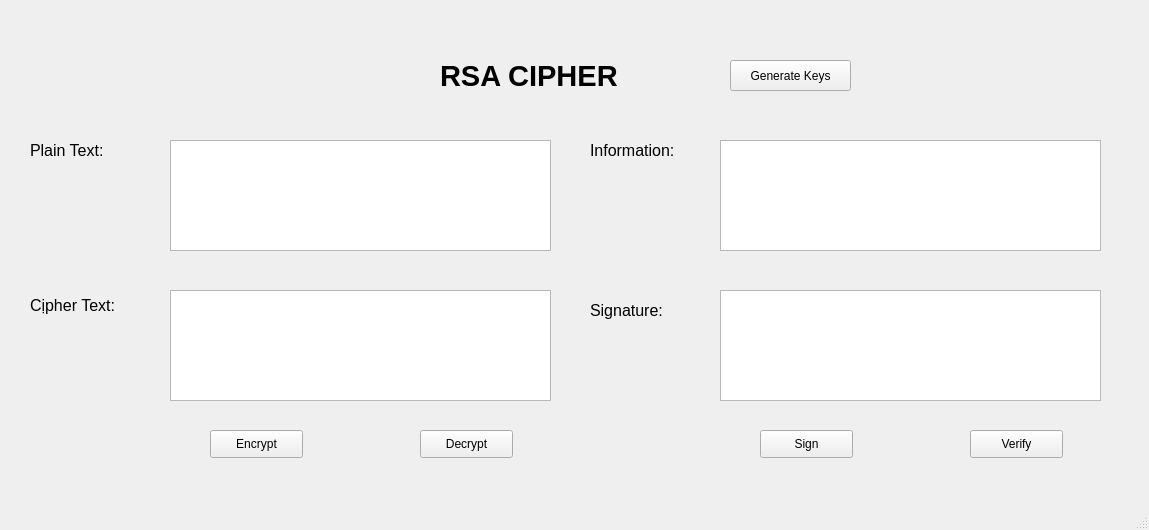
Before: the Qt Designer form lab-03/ui/rsa.ui in namnguyen1872004/bmtt-nc-hutech-2280602010, drawn with Qt 5.
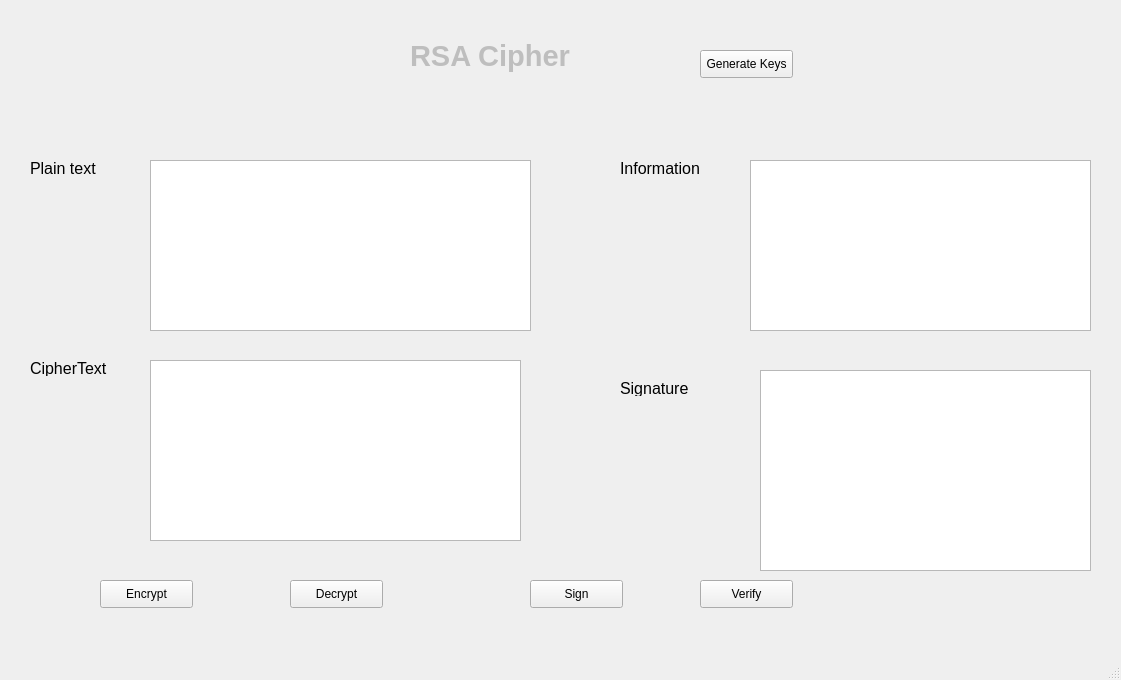
After: the same form once the commit is applied.

What changed in the file:
```diff
--- a/lab-03/ui/rsa.ui
+++ b/lab-03/ui/rsa.ui
@@ -6,8 +6,8 @@
    <rect>
     <x>0</x>
     <y>0</y>
-    <width>1149</width>
-    <height>530</height>
+    <width>1121</width>
+    <height>680</height>
    </rect>
   </property>
   <property name="windowTitle">
@@ -15,11 +15,14 @@
   </property>
   <widget class="QWidget" name="centralwidget">
    <widget class="QLabel" name="label">
+    <property name="enabled">
+     <bool>false</bool>
+    </property>
     <property name="geometry">
      <rect>
-      <x>440</x>
-      <y>50</y>
-      <width>241</width>
+      <x>410</x>
+      <y>30</y>
+      <width>221</width>
       <height>51</height>
      </rect>
     </property>
@@ -31,16 +34,16 @@
      </font>
     </property>
     <property name="text">
-     <string>RSA CIPHER</string>
+     <string>RSA Cipher</string>
     </property>
    </widget>
    <widget class="QLabel" name="label_2">
     <property name="geometry">
      <rect>
       <x>30</x>
-      <y>140</y>
-      <width>111</width>
-      <height>21</height>
+      <y>160</y>
+      <width>101</width>
+      <height>16</height>
      </rect>
     </property>
     <property name="font">
@@ -49,16 +52,16 @@
      </font>
     </property>
     <property name="text">
-     <string>Plain Text:</string>
+     <string>Plain text</string>
     </property>
    </widget>
    <widget class="QLabel" name="label_3">
     <property name="geometry">
      <rect>
       <x>30</x>
-      <y>290</y>
-      <width>121</width>
-      <height>31</height>
+      <y>360</y>
+      <width>101</width>
+      <height>16</height>
      </rect>
     </property>
     <property name="font">
@@ -67,16 +70,16 @@
      </font>
     </property>
     <property name="text">
-     <string>Cịpher Text:</string>
+     <string>CipherText</string>
     </property>
    </widget>
    <widget class="QLabel" name="label_4">
     <property name="geometry">
      <rect>
-      <x>590</x>
-      <y>140</y>
+      <x>620</x>
+      <y>160</y>
       <width>111</width>
-      <height>21</height>
+      <height>16</height>
      </rect>
     </property>
     <property name="font">
@@ -85,16 +88,16 @@
      </font>
     </property>
     <property name="text">
-     <string>Information:</string>
+     <string>Information</string>
     </property>
    </widget>
    <widget class="QLabel" name="label_5">
     <property name="geometry">
      <rect>
-      <x>590</x>
-      <y>300</y>
-      <width>111</width>
-      <height>21</height>
+      <x>620</x>
+      <y>380</y>
+      <width>91</width>
+      <height>16</height>
      </rect>
     </property>
     <property name="font">
@@ -103,37 +106,54 @@
      </font>
     </property>
     <property name="text">
-     <string>Signature:</string>
+     <string>Signature</string>
     </property>
    </widget>
    <widget class="QTextEdit" name="txt_plain_text">
     <property name="geometry">
      <rect>
-      <x>170</x>
-      <y>140</y>
+      <x>150</x>
+      <y>160</y>
       <width>381</width>
-      <height>111</height>
+      <height>171</height>
      </rect>
     </property>
    </widget>
-   <widget class="QPushButton" name="btn_gen_key">
+   <widget class="QTextEdit" name="txt_cipher_text">
     <property name="geometry">
      <rect>
-      <x>730</x>
-      <y>60</y>
-      <width>121</width>
-      <height>31</height>
+      <x>150</x>
+      <y>360</y>
+      <width>371</width>
+      <height>181</height>
      </rect>
     </property>
-    <property name="text">
-     <string>Generate Keys</string>
+   </widget>
+   <widget class="QTextEdit" name="txt_info">
+    <property name="geometry">
+     <rect>
+      <x>750</x>
+      <y>160</y>
+      <width>341</width>
+      <height>171</height>
+     </rect>
+    </property>
+   </widget>
+   <widget class="QTextEdit" name="txt_sign">
+    <property name="geometry">
+     <rect>
+      <x>760</x>
+      <y>370</y>
+      <width>331</width>
+      <height>201</height>
+     </rect>
     </property>
    </widget>
    <widget class="QPushButton" name="btn_encrypt">
     <property name="geometry">
      <rect>
-      <x>210</x>
-      <y>430</y>
+      <x>100</x>
+      <y>580</y>
       <width>93</width>
       <height>28</height>
      </rect>
@@ -145,8 +165,8 @@
    <widget class="QPushButton" name="btn_decrypt">
     <property name="geometry">
      <rect>
-      <x>420</x>
-      <y>430</y>
+      <x>290</x>
+      <y>580</y>
       <width>93</width>
       <height>28</height>
      </rect>
@@ -158,8 +178,8 @@
    <widget class="QPushButton" name="btn_sign">
     <property name="geometry">
      <rect>
-      <x>760</x>
-      <y>430</y>
+      <x>530</x>
+      <y>580</y>
       <width>93</width>
       <height>28</height>
      </rect>
@@ -171,8 +191,8 @@
    <widget class="QPushButton" name="btn_verify">
     <property name="geometry">
      <rect>
-      <x>970</x>
-      <y>430</y>
+      <x>700</x>
+      <y>580</y>
       <width>93</width>
       <height>28</height>
      </rect>
@@ -181,34 +201,17 @@
      <string>Verify</string>
     </property>
    </widget>
-   <widget class="QTextEdit" name="txt_cipher_text">
+   <widget class="QPushButton" name="btn_gen_keys">
     <property name="geometry">
      <rect>
-      <x>170</x>
-      <y>290</y>
-      <width>381</width>
-      <height>111</height>
+      <x>700</x>
+      <y>50</y>
+      <width>93</width>
+      <height>28</height>
      </rect>
     </property>
-   </widget>
-   <widget class="QTextEdit" name="txt_info">
-    <property name="geometry">
-     <rect>
-      <x>720</x>
-      <y>140</y>
-      <width>381</width>
-      <height>111</height>
-     </rect>
-    </property>
-   </widget>
-   <widget class="QTextEdit" name="txt_sign">
-    <property name="geometry">
-     <rect>
-      <x>720</x>
-      <y>290</y>
-      <width>381</width>
-      <height>111</height>
-     </rect>
+    <property name="text">
+     <string>Generate Keys</string>
     </property>
    </widget>
   </widget>
```
Left out of the diff: 2 changed lines with no effect on the pictures.
